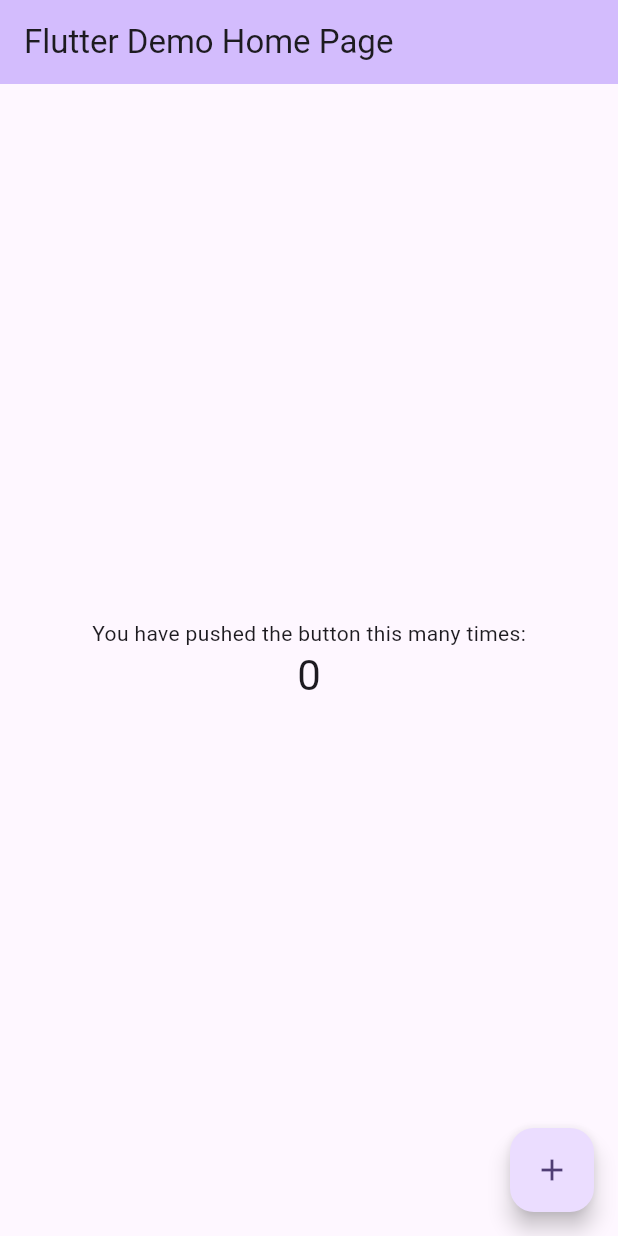
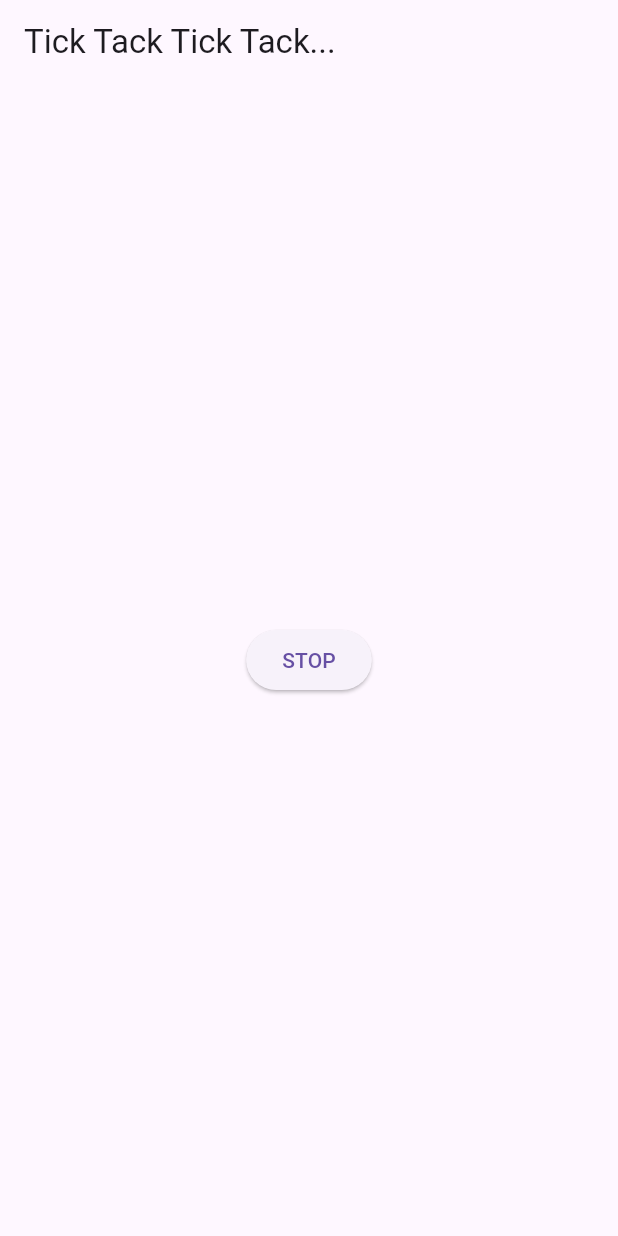
Before and after one commit to I10n/open-and-stop-timer, a Flutter app: the screen it shows after launch, on a phone screen of 412 x 824 dp. Run offline on Flutter 3.47's test engine with Material 3 defaults, Android fonts, the phone set to English and light mode, and no system bars.

Commit message:
Ticking_desplay And Setting_desplay And Navigation

```diff
--- a/lib/main.dart
+++ b/lib/main.dart
@@ -5,7 +5,7 @@
 }
 
 class MyApp extends StatelessWidget {
-  const MyApp({super.key});
+  const MyApp({Key? key}) : super(key: key);
 
   // This widget is the root of your application.
   @override
@@ -13,113 +13,49 @@
     return MaterialApp(
       title: 'Flutter Demo',
       theme: ThemeData(
-        // This is the theme of your application.
-        //
-        // TRY THIS: Try running your application with "flutter run". You'll see
-        // the application has a purple toolbar. Then, without quitting the app,
-        // try changing the seedColor in the colorScheme below to Colors.green
-        // and then invoke "hot reload" (save your changes or press the "hot
-        // reload" button in a Flutter-supported IDE, or press "r" if you used
-        // the command line to start the app).
-        //
-        // Notice that the counter didn't reset back to zero; the application
-        // state is not lost during the reload. To reset the state, use hot
-        // restart instead.
-        //
-        // This works for code too, not just values: Most code changes can be
-        // tested with just a hot reload.
-        colorScheme: ColorScheme.fromSeed(seedColor: Colors.deepPurple),
-        useMaterial3: true,
+        primarySwatch: Colors.green,
       ),
-      home: const MyHomePage(title: 'Flutter Demo Home Page'),
+      home: MyHomePage(),
     );
   }
 }
 
-class MyHomePage extends StatefulWidget {
-  const MyHomePage({super.key, required this.title});
-
-  // This widget is the home page of your application. It is stateful, meaning
-  // that it has a State object (defined below) that contains fields that affect
-  // how it looks.
-
-  // This class is the configuration for the state. It holds the values (in this
-  // case the title) provided by the parent (in this case the App widget) and
-  // used by the build method of the State. Fields in a Widget subclass are
-  // always marked "final".
-
-  final String title;
-
-  @override
-  State<MyHomePage> createState() => _MyHomePageState();
-}
-
-class _MyHomePageState extends State<MyHomePage> {
-  int _counter = 0;
-
-  void _incrementCounter() {
-    setState(() {
-      // This call to setState tells the Flutter framework that something has
-      // changed in this State, which causes it to rerun the build method below
-      // so that the display can reflect the updated values. If we changed
-      // _counter without calling setState(), then the build method would not be
-      // called again, and so nothing would appear to happen.
-      _counter++;
-    });
-  }
-
+class MyHomePage extends StatelessWidget {
   @override
   Widget build(BuildContext context) {
-    // This method is rerun every time setState is called, for instance as done
-    // by the _incrementCounter method above.
-    //
-    // The Flutter framework has been optimized to make rerunning build methods
-    // fast, so that you can just rebuild anything that needs updating rather
-    // than having to individually change instances of widgets.
     return Scaffold(
       appBar: AppBar(
-        // TRY THIS: Try changing the color here to a specific color (to
-        // Colors.amber, perhaps?) and trigger a hot reload to see the AppBar
-        // change color while the other colors stay the same.
-        backgroundColor: Theme.of(context).colorScheme.inversePrimary,
-        // Here we take the value from the MyHomePage object that was created by
-        // the App.build method, and use it to set our appbar title.
-        title: Text(widget.title),
+        title: Text('Tick Tack Tick Tack...'),
       ),
       body: Center(
-        // Center is a layout widget. It takes a single child and positions it
-        // in the middle of the parent.
-        child: Column(
-          // Column is also a layout widget. It takes a list of children and
-          // arranges them vertically. By default, it sizes itself to fit its
-          // children horizontally, and tries to be as tall as its parent.
-          //
-          // Column has various properties to control how it sizes itself and
-          // how it positions its children. Here we use mainAxisAlignment to
-          // center the children vertically; the main axis here is the vertical
-          // axis because Columns are vertical (the cross axis would be
-          // horizontal).
-          //
-          // TRY THIS: Invoke "debug painting" (choose the "Toggle Debug Paint"
-          // action in the IDE, or press "p" in the console), to see the
-          // wireframe for each widget.
-          mainAxisAlignment: MainAxisAlignment.center,
-          children: <Widget>[
-            const Text(
-              'You have pushed the button this many times:',
-            ),
-            Text(
-              '$_counter',
-              style: Theme.of(context).textTheme.headlineMedium,
-            ),
-          ],
+        child: ElevatedButton(
+          child: Text("STOP"),
+          onPressed: () {
+            Navigator.push(
+                context, MaterialPageRoute(builder: (context) => NextPage()));
+          },
         ),
       ),
-      floatingActionButton: FloatingActionButton(
-        onPressed: _incrementCounter,
-        tooltip: 'Increment',
-        child: const Icon(Icons.add),
-      ), // This trailing comma makes auto-formatting nicer for build methods.
     );
   }
 }
+
+class NextPage extends StatelessWidget {
+  @override
+  Widget build(BuildContext context) {
+    return Scaffold(
+      appBar: AppBar(
+        title: Text('Timer Setting '),
+      ),
+      body: Center(
+        child: ElevatedButton(
+          child: Text("START"),
+          onPressed: () {
+            // ここにボタンを押した時に呼ばれるコードを書く
+            Navigator.pop(context);
+          },
+        ),
+      ),
+    );
+  }
+}
```
